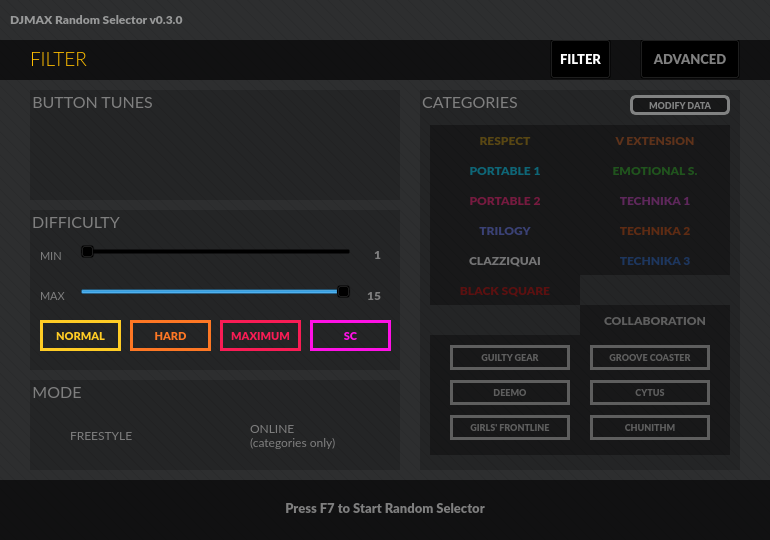
Qt form selector_ui.ui (wowvv0w/djmax-random-selector) before a commit.
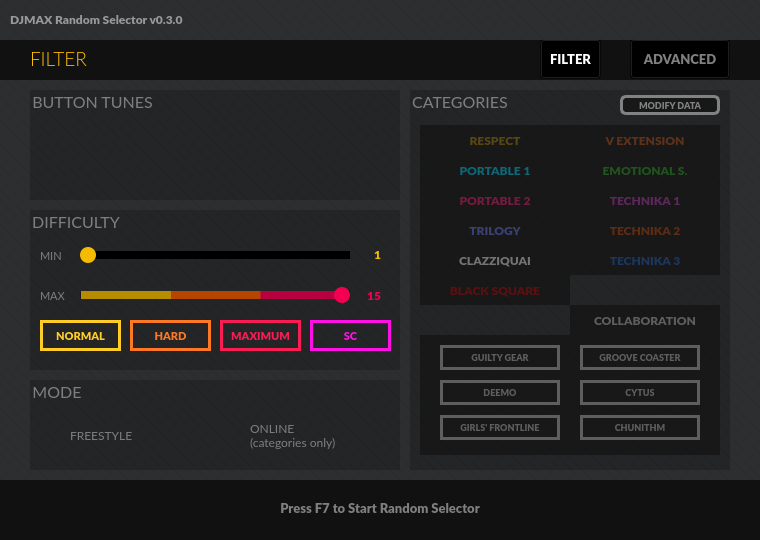
The same form after that commit. Icons and pictures are not drawn.

The edit to the form file:
```diff
--- a/selector_ui.ui
+++ b/selector_ui.ui
@@ -6,19 +6,19 @@
    <rect>
     <x>0</x>
     <y>0</y>
-    <width>770</width>
+    <width>760</width>
     <height>540</height>
    </rect>
   </property>
   <property name="minimumSize">
    <size>
-    <width>770</width>
+    <width>760</width>
     <height>540</height>
    </size>
   </property>
   <property name="maximumSize">
    <size>
-    <width>770</width>
+    <width>760</width>
     <height>540</height>
    </size>
   </property>
@@ -92,7 +92,7 @@
      <widget class="QGroupBox" name="sr_groupbox">
       <property name="geometry">
        <rect>
-        <x>420</x>
+        <x>410</x>
         <y>0</y>
         <width>320</width>
         <height>380</height>
@@ -1133,10 +1133,28 @@
         <rect>
          <x>50</x>
          <y>30</y>
-         <width>271</width>
-         <height>31</height>
+         <width>270</width>
+         <height>30</height>
         </rect>
        </property>
+       <property name="styleSheet">
+        <string notr="true">QSlider::groove:horizontal {
+    height: 8px;
+    background: transparent;
+}
+QSlider::handle:horizontal {
+    background: #f4bb00;
+    width: 16px;
+	margin: -4px 0;
+    border-radius: 8px;
+}
+QSlider::add-page:horizontal {
+    background: #000000;
+}
+QSlider::sub-page:horizontal {
+    background: rgba(0, 0, 0, 64);
+}</string>
+       </property>
        <property name="minimum">
         <number>1</number>
        </property>
@@ -1146,9 +1164,6 @@
        <property name="pageStep">
         <number>1</number>
        </property>
-       <property name="sliderPosition">
-        <number>1</number>
-       </property>
        <property name="orientation">
         <enum>Qt::Horizontal</enum>
        </property>
@@ -1179,6 +1194,9 @@
        <property name="layoutDirection">
         <enum>Qt::LeftToRight</enum>
        </property>
+       <property name="styleSheet">
+        <string notr="true">color:#f4bb00</string>
+       </property>
        <property name="frameShape">
         <enum>QFrame::NoFrame</enum>
        </property>
@@ -1215,6 +1233,9 @@
        <property name="autoFillBackground">
         <bool>false</bool>
        </property>
+       <property name="styleSheet">
+        <string notr="true">color: #f40052;</string>
+       </property>
        <property name="text">
         <string>15</string>
        </property>
@@ -1227,10 +1248,28 @@
         <rect>
          <x>50</x>
          <y>70</y>
-         <width>271</width>
-         <height>31</height>
+         <width>270</width>
+         <height>30</height>
         </rect>
        </property>
+       <property name="styleSheet">
+        <string notr="true">QSlider::groove:horizontal {
+    height: 8px;
+    background: transparent;
+}
+QSlider::handle:horizontal {
+    background: #f40052;
+    width: 16px;
+	margin: -4px 0;
+    border-radius: 8px;
+}
+QSlider::add-page:horizontal {
+    background: #000000;
+}
+QSlider::sub-page:horizontal {
+    background: rgba(0, 0, 0, 64);
+}</string>
+       </property>
        <property name="minimum">
         <number>1</number>
        </property>
@@ -1240,6 +1279,9 @@
        <property name="pageStep">
         <number>1</number>
        </property>
+       <property name="value">
+        <number>15</number>
+       </property>
        <property name="sliderPosition">
         <number>15</number>
        </property>
@@ -1420,6 +1462,51 @@
         <set>Qt::AlignCenter</set>
        </property>
       </widget>
+      <widget class="QLabel" name="label_4">
+       <property name="geometry">
+        <rect>
+         <x>51</x>
+         <y>41</y>
+         <width>269</width>
+         <height>8</height>
+        </rect>
+       </property>
+       <property name="styleSheet">
+        <string notr="true">background:qlineargradient(spread:pad, x1:0, y1:0, x2:1, y2:0, stop:0 rgba(244, 187, 0, 255), stop:0.333 rgba(244, 187, 0, 255), stop:0.334 rgba(244, 92, 0, 255), stop:0.666 rgba(244, 92, 0, 255), stop:0.667 rgba(244, 0, 82, 255), stop:1 rgba(244, 0, 82, 255))</string>
+       </property>
+       <property name="text">
+        <string/>
+       </property>
+      </widget>
+      <widget class="QLabel" name="label_5">
+       <property name="geometry">
+        <rect>
+         <x>51</x>
+         <y>81</y>
+         <width>269</width>
+         <height>8</height>
+        </rect>
+       </property>
+       <property name="styleSheet">
+        <string notr="true">background:qlineargradient(spread:pad, x1:0, y1:0, x2:1, y2:0, stop:0 rgba(244, 187, 0, 255), stop:0.333 rgba(244, 187, 0, 255), stop:0.334 rgba(244, 92, 0, 255), stop:0.666 rgba(244, 92, 0, 255), stop:0.667 rgba(244, 0, 82, 255), stop:1 rgba(244, 0, 82, 255))</string>
+       </property>
+       <property name="text">
+        <string/>
+       </property>
+      </widget>
+      <zorder>label_5</zorder>
+      <zorder>label_4</zorder>
+      <zorder>label_min</zorder>
+      <zorder>label_max</zorder>
+      <zorder>label_lvl_min</zorder>
+      <zorder>label_lvl_max</zorder>
+      <zorder>lvl_max</zorder>
+      <zorder>cb_nm</zorder>
+      <zorder>cb_hd</zorder>
+      <zorder>cb_mx</zorder>
+      <zorder>cb_sc</zorder>
+      <zorder>lvl_min</zorder>
+      <zorder>lock_diff</zorder>
      </widget>
      <widget class="QGroupBox" name="mode_groupbox">
       <property name="geometry">
@@ -1656,7 +1743,7 @@
     <widget class="QPushButton" name="filter_tab_bt">
      <property name="geometry">
       <rect>
-       <x>550</x>
+       <x>540</x>
        <y>-1</y>
        <width>61</width>
        <height>40</height>
@@ -1686,7 +1773,7 @@
     <widget class="QPushButton" name="advanced_tab_bt">
      <property name="geometry">
       <rect>
-       <x>640</x>
+       <x>630</x>
        <y>-1</y>
        <width>100</width>
        <height>40</height>
@@ -1731,7 +1818,7 @@
       <rect>
        <x>0</x>
        <y>-2</y>
-       <width>770</width>
+       <width>760</width>
        <height>60</height>
       </rect>
      </property>
@@ -1782,7 +1869,7 @@
     <widget class="QPushButton" name="closeButton">
      <property name="geometry">
       <rect>
-       <x>710</x>
+       <x>700</x>
        <y>0</y>
        <width>60</width>
        <height>40</height>
@@ -1808,7 +1895,7 @@
     <widget class="QPushButton" name="minimizeButton">
      <property name="geometry">
       <rect>
-       <x>650</x>
+       <x>640</x>
        <y>0</y>
        <width>60</width>
        <height>40</height>
```
Left out of the diff: 123 changed lines with no effect on the pictures.
